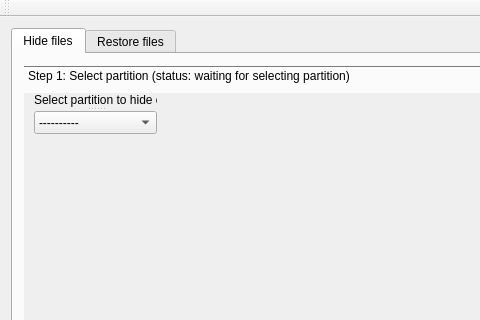
Above: gui/HideMeFatty/mainwindow.ui from stryku/HideMeFatty before the change; both pictures show x 0 to 480 and y 0 to 320 of the 600 by 500 pixel window. Below: the same form after it.
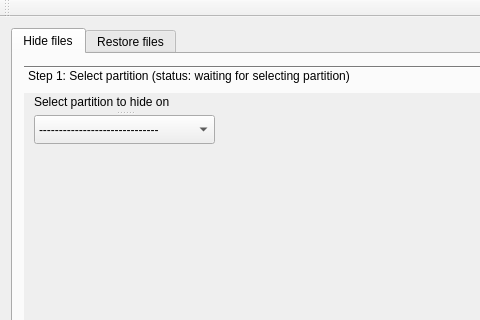
That is the form after the change. The open tabs and pages were chosen to show the change.

Commit message: initializating partition combobox with real partitions in system

Diff of the .ui file:
```diff
--- a/gui/HideMeFatty/mainwindow.ui
+++ b/gui/HideMeFatty/mainwindow.ui
@@ -68,8 +68,8 @@
              <rect>
               <x>10</x>
               <y>0</y>
-              <width>123</width>
-              <height>41</height>
+              <width>181</width>
+              <height>51</height>
              </rect>
             </property>
             <property name="orientation">
@@ -83,7 +83,7 @@
             <widget class="QComboBox" name="partitionsComboBox">
              <item>
               <property name="text">
-               <string>----------</string>
+               <string>------------------------------</string>
               </property>
              </item>
             </widget>
```
Left out of the diff: 4 changed lines with no effect on the pictures. The commit also changes 6 other files.
